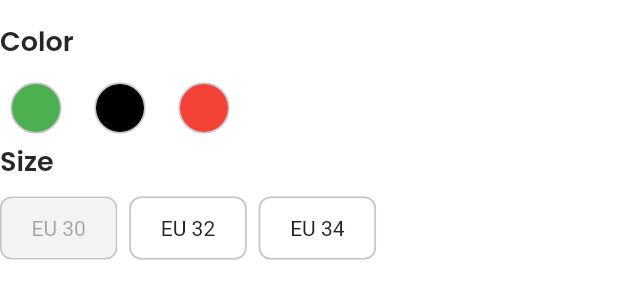
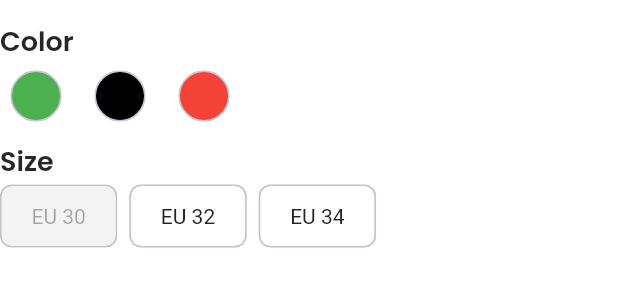
Before and after one commit to savalan61/e-comerce, a Flutter app: the TProductAttributes widget shown alone on an empty page, opened directly with sample values from the repository, on a phone screen of 412 x 824 dp. Shown: the top 300 px of the screen. Run offline on Flutter 3.47's test engine with Material 3 defaults, Android fonts, the phone set to English and light mode, and no system bars; our stand-ins replace cached_network_image, carousel_slider, cloud_firestore, connectivity_plus, firebase_auth, firebase_core and 13 more; accounts and stored records are empty; network calls fail; project files that could hold a hidden picture were left out.

Commit message:
product detail screen finished.

```diff
--- a/lib/features/shop/controllers/product controller/variation_controller.dart
+++ b/lib/features/shop/controllers/product controller/variation_controller.dart
@@ -65,4 +65,9 @@ class VariationController extends GetxController {
     variationStockStatus.value = '';
     selectedVariation.value = ProductVariationModel.empty();
   }
+
+  String getVariationPrice() {
+    return (selectedVariation.value.salePrice > 0 ? selectedVariation.value.salePrice : selectedVariation.value.price)
+        .toString();
+  }
 }
--- a/lib/features/shop/screens/product_details/widgets/product_attributes.dart
+++ b/lib/features/shop/screens/product_details/widgets/product_attributes.dart
@@ -24,6 +24,7 @@ class TProductAttributes extends StatelessWidget {
     final attCtrl = Get.put(VariationController());
     final bool isDark = THelperFunctions.isDarkMode(context);
 
+    return Obx(() {
       return Column(
         children: [
           if (attCtrl.selectedVariation.value.id.isNotEmpty)
@@ -42,15 +43,15 @@ class TProductAttributes extends StatelessWidget {
                           Row(
                             children: [
                               const TProductTitleText(title: 'Price : ', smallSize: true),
-                            if (product.productType == ProductType.single)
+                              if (attCtrl.selectedVariation.value.salePrice > 0)
                                 Text(
-                                '\$${product.price}',
+                                  '\$${attCtrl.selectedVariation.value.price}',
                                   style: Theme.of(context).textTheme.titleSmall!.apply(
                                         decoration: TextDecoration.lineThrough,
                                       ),
                                 ),
                               const SizedBox(width: TSizes.spaceBtwItems),
-                            TProductPriceText(price: prodCtrl.getProductPrice(product)),
+                              TProductPriceText(price: attCtrl.getVariationPrice()),
                             ],
                           ),
                           Row(
@@ -70,55 +71,54 @@ class TProductAttributes extends StatelessWidget {
                     title: "This is the description of this product max is 4 and not more be carry and happy.",
                     maxLine: 4,
                     smallSize: true,
-                )
+                  ),
                 ],
               ),
             ),
           const SizedBox(height: TSizes.spaceBtwItems),
           Column(
             crossAxisAlignment: CrossAxisAlignment.start,
-          children: List.generate(
-              product.productAttributes!.length,
-              (index) => Column(
+            children: product.productAttributes!
+                .map(
+                  (attribute) => Column(
                     crossAxisAlignment: CrossAxisAlignment.start,
                     children: [
                       TSectionHeading(
-                        title: product.productAttributes![index].name!,
+                        title: attribute.name!,
                         showActionButton: false,
                       ),
-                      const SizedBox(height: TSizes.spaceBtwItems / 2),
-                      Obx(() {
-                        return Wrap(
+                      Wrap(
                         spacing: 8,
-                          children: List.generate(product.productAttributes![index].values!.length, (i) {
-                            final isSelected = attCtrl.selectedAttributes[product.productAttributes![index].name!] ==
-                                product.productAttributes![index].values![i];
+                        children: attribute.values!.map((value) {
+                          final isSelected = attCtrl.selectedAttributes[attribute.name!] == value;
                           final available = attCtrl
-                                .getAttributesAvailabilityInVariation(
-                                    product.productVariations!, product.productAttributes![index].name!)
-                                .contains(product.productAttributes![index].values![i]);
+                              .getAttributesAvailabilityInVariation(product.productVariations!, attribute.name!)
+                              .contains(value);
 
                           return TChoiceChip(
-                              label: product.productAttributes![index].values![i],
+                            label: value,
                             selected: isSelected,
                             onSelected: available
                                 ? (selected) {
                                     attCtrl.onAttributeSelected(
                                       product,
-                                        product.productAttributes![index].name!,
-                                        product.productAttributes![index].values![i],
+                                      attribute.name!,
+                                      value,
                                     );
                                   }
                                 : null,
                           );
-                          }),
-                        );
-                      }),
+                        }).toList(),
+                      ),
+                      const SizedBox(height: TSizes.spaceBtwItems / 2),
                     ],
-                  )),
+                  ),
+                )
+                .toList(),
           ),
           const SizedBox(height: TSizes.spaceBtwSections),
         ],
       );
+    });
   }
 }
```
Lines whose indentation alone changed are shown as unchanged.
